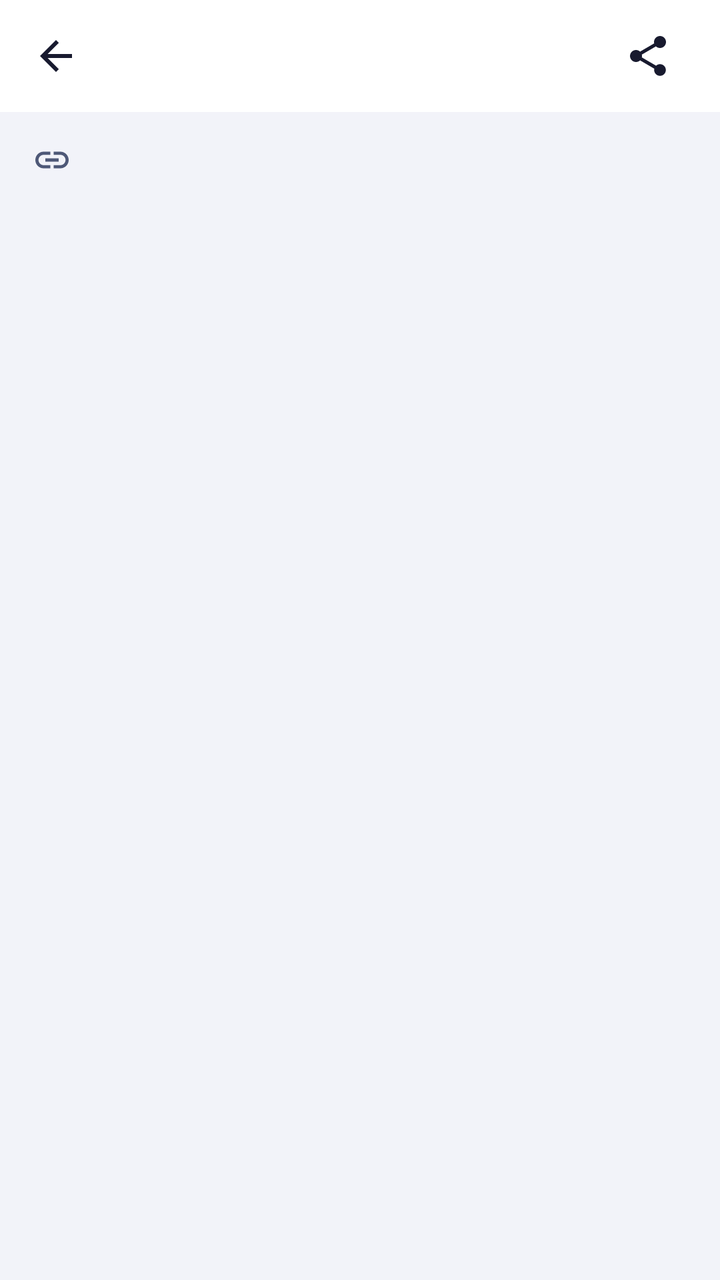
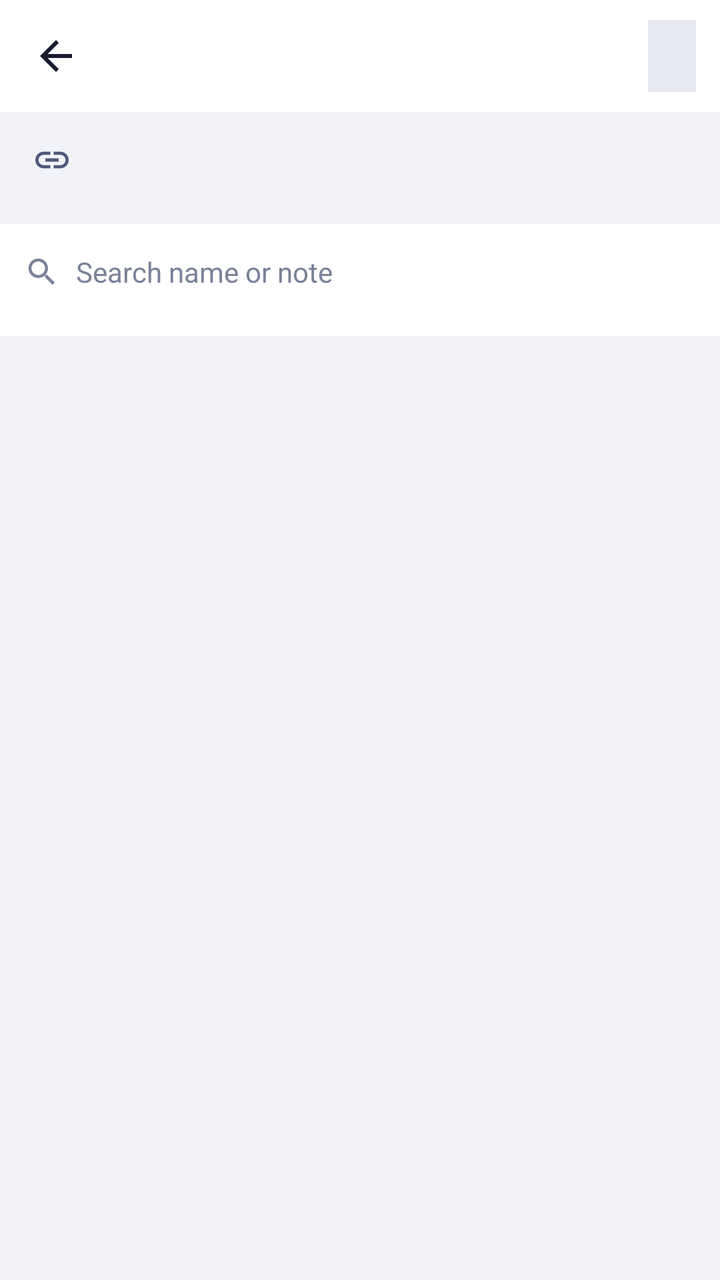

An Android layout rendered at two revisions. The XML below is the earlier revision; the diff shows what the commit changed to produce the second picture.
<!-- AndroidManifest.xml: application theme Theme.UPITracker -->
<!-- res/layout/activity_friend_detail.xml -->
<?xml version="1.0" encoding="utf-8"?>
<LinearLayout xmlns:android="http://schemas.android.com/apk/res/android"
    xmlns:app="http://schemas.android.com/apk/res-auto"
    android:id="@+id/main"
    android:layout_width="match_parent"
    android:layout_height="match_parent"
    android:orientation="vertical"
    android:background="?android:attr/colorBackground">

    
    <LinearLayout
        style="@style/Widget.UPI.TopBar">

        <ImageButton
            android:id="@+id/btnBack"
            style="@style/Widget.UPI.IconButton"
            android:src="@drawable/ic_arrow_back"
            android:contentDescription="@string/cd_back" />

        <TextView
            style="@style/Widget.UPI.TopBarTitle"
            android:id="@+id/tvFriendDetailName" />

        <ImageButton
            android:id="@+id/btnShareParcel"
            style="@style/Widget.UPI.IconButton"
            android:src="@drawable/ic_share"
            android:contentDescription="@string/cd_share_transactions" />

        <TextView
            android:id="@+id/tvFriendDetailBalance"
            android:layout_width="wrap_content"
            android:layout_height="wrap_content"
            android:textSize="16sp"
            android:textStyle="bold"/>
    </LinearLayout>

    
    <LinearLayout
        android:id="@+id/rowLinkStatus"
        android:layout_width="match_parent"
        android:layout_height="wrap_content"
        android:minHeight="@dimen/touch_target_min"
        android:orientation="horizontal"
        android:gravity="center_vertical"
        android:paddingStart="@dimen/page_gutter"
        android:paddingEnd="@dimen/space_s"
        android:background="?attr/selectableItemBackground"
        android:clickable="true"
        android:focusable="true">

        <ImageView
            android:layout_width="20dp"
            android:layout_height="20dp"
            android:layout_marginEnd="@dimen/space_m"
            android:src="@drawable/ic_link"
            app:tint="?attr/colorOnSurfaceVariant"
            android:importantForAccessibility="no" />

        <TextView
            android:id="@+id/tvLinkStatus"
            android:layout_width="0dp"
            android:layout_height="wrap_content"
            android:layout_weight="1"
            android:textAppearance="@style/TextAppearance.UPI.Caption" />

        <com.google.android.material.button.MaterialButton
            android:id="@+id/btnLinkAction"
            style="@style/Widget.UPI.Button.Text"
            android:layout_width="wrap_content"
            android:layout_height="wrap_content" />
    </LinearLayout>

    
    <TextView
        android:id="@+id/tvFriendPersonalBalance"
        android:layout_width="match_parent"
        android:layout_height="wrap_content"
        android:paddingStart="@dimen/page_gutter"
        android:paddingEnd="@dimen/page_gutter"
        android:paddingBottom="@dimen/space_xs"
        android:textAppearance="@style/TextAppearance.UPI.Caption"
        android:visibility="gone" />

    <LinearLayout
        android:id="@+id/friendChapterContainer"
        android:layout_width="match_parent"
        android:layout_height="wrap_content"
        android:orientation="vertical"
        android:paddingStart="@dimen/page_gutter"
        android:paddingEnd="@dimen/page_gutter"
        android:paddingBottom="@dimen/space_s" />

    <androidx.recyclerview.widget.RecyclerView
        android:id="@+id/rvFriendTransactions"
        android:layout_width="match_parent"
        android:layout_height="0dp"
        android:layout_weight="1"
        android:padding="12dp"
        android:clipToPadding="false"/>

    
    <LinearLayout
        android:id="@+id/barExportActions"
        android:layout_width="match_parent"
        android:layout_height="wrap_content"
        android:orientation="vertical"
        android:visibility="gone"
        android:background="?attr/colorSurface"
        android:padding="@dimen/space_l">

        <LinearLayout
            android:layout_width="match_parent"
            android:layout_height="wrap_content"
            android:orientation="horizontal"
            android:gravity="center_vertical"
            android:layout_marginBottom="8dp">

            <TextView
                android:id="@+id/tvSelectionCount"
                android:layout_width="0dp"
                android:layout_height="wrap_content"
                android:layout_weight="1"
                android:textSize="13sp"
                android:textColor="?attr/appTextMuted" />

            <Button
                android:id="@+id/btnSelectAll"
                style="?attr/borderlessButtonStyle"
                android:layout_width="wrap_content"
                android:layout_height="wrap_content"
                android:text="Select all" />
        </LinearLayout>

        <LinearLayout
            android:layout_width="match_parent"
            android:layout_height="wrap_content"
            android:orientation="horizontal">

            
            <Button
                android:id="@+id/btnCopyParcel"
                style="?attr/materialButtonOutlinedStyle"
                android:layout_width="0dp"
                android:layout_height="wrap_content"
                android:layout_weight="1"
                android:layout_marginEnd="8dp"
                android:text="Copy parcel" />

            
            <Button
                android:id="@+id/btnSendParcel"
                android:layout_width="0dp"
                android:layout_height="wrap_content"
                android:layout_weight="1"
                android:text="Send…" />
        </LinearLayout>
    </LinearLayout>
</LinearLayout>
<!-- resources referenced by this layout -->
<resources>
  <dimen name="page_gutter">16dp</dimen>
  <dimen name="space_l">16dp</dimen>
  <dimen name="space_m">12dp</dimen>
  <dimen name="space_s">8dp</dimen>
  <dimen name="space_xs">4dp</dimen>
  <dimen name="touch_target_min">48dp</dimen>
  <!-- drawable ic_share (drawable) -->
  <vector xmlns:android="http://schemas.android.com/apk/res/android"
      android:width="24dp"
      android:height="24dp"
      android:viewportWidth="24"
      android:viewportHeight="24"
      android:tint="?attr/colorOnSurface">
      <path
          android:fillColor="@android:color/white"
          android:pathData="M18,16.08c-0.76,0 -1.44,0.3 -1.96,0.77L8.91,12.7c0.05,-0.23 0.09,-0.46 0.09,-0.7s-0.04,-0.47 -0.09,-0.7l7.05,-4.11c0.54,0.5 1.25,0.81 2.04,0.81 1.66,0 3,-1.34 3,-3s-1.34,-3 -3,-3 -3,1.34 -3,3c0,0.24 0.04,0.47 0.09,0.7L8.04,9.81C7.5,9.31 6.79,9 6,9c-1.66,0 -3,1.34 -3,3s1.34,3 3,3c0.79,0 1.5,-0.31 2.04,-0.81l7.12,4.16c-0.05,0.21 -0.08,0.43 -0.08,0.65 0,1.61 1.31,2.92 2.92,2.92s2.92,-1.31 2.92,-2.92 -1.31,-2.92 -2.92,-2.92z" />
  </vector>
  <string name="cd_back">Back</string>
  <string name="cd_share_transactions">Share transactions</string>
  <dimen name="top_bar_height">56dp</dimen>
  <color name="app_primary">#C1542A</color>
  <color name="app_on_primary">#FFFFFF</color>
  <color name="app_primary_container">#FFE0D0</color>
  <color name="app_on_primary_container">#6E2A0E</color>
  <color name="app_secondary">@color/brand_navy_600</color>
  <color name="app_on_secondary">#FFFFFF</color>
  <color name="app_secondary_container">#DFE3F1</color>
  <color name="app_on_secondary_container">#232C45</color>
  <color name="app_background">#F2F3F9</color>
  <color name="app_on_surface">@color/brand_navy_900</color>
  <color name="app_surface">#FFFFFF</color>
  <color name="app_surface_variant">#E6E9F3</color>
  <color name="app_on_surface_variant">#4E5877</color>
  <color name="app_outline">#C3C8DC</color>
  <color name="app_outline_variant">#DDE1EC</color>
  <color name="app_negative">@color/brand_crimson</color>
  <color name="app_negative_container">#FFE0E3</color>
  <color name="app_on_negative_container">#5E0B18</color>
  <color name="app_on_surface_muted">#7A8299</color>
  <color name="app_positive">#1F7A5C</color>
  <color name="app_warning">#B26A00</color>
  <color name="app_amount_neutral">#7A8299</color>
  <color name="app_positive_container">#CFEEE2</color>
  <color name="app_on_positive_container">#0C3D2C</color>
  <color name="app_speculative">#7A5230</color>
  <color name="app_avatar_me">#C1542A</color>
  <color name="app_on_avatar_me">#FFFFFF</color>
  <color name="app_on_avatar_friend">#FFFFFF</color>
  <color name="app_on_avatar_merchant">#FFFFFF</color>
  <color name="app_chart_grid">#E7EAF3</color>
  <color name="app_chart_zero_line">#C3C8DC</color>
  <color name="app_chart_axis_label">#7A8299</color>
  <color name="app_chart_track">#EDEFF6</color>
  <color name="app_chart_neutral">#B6BCCE</color>
  <color name="brand_navy_600">#37415C</color>
  <color name="brand_navy_900">#181A2F</color>
  <color name="brand_crimson">#B4182D</color>
  <color name="brand_maroon">#54162B</color>
  <dimen name="radius_md">12dp</dimen>
  <dimen name="radius_lg">16dp</dimen>
  <dimen name="stroke_hairline">1dp</dimen>
  <dimen name="pill_height">36dp</dimen>
  <dimen name="radius_pill">999dp</dimen>
  <color name="app_surface_elevated">#FFFFFF</color>
  <!-- unchanged entries left out for length: 17 -->
</resources>

<!-- the commit's change to res/layout/activity_friend_detail.xml (unified diff, before → after) -->
@@ -21,18 +21,26 @@
             style="@style/Widget.UPI.TopBarTitle"
             android:id="@+id/tvFriendDetailName" />
 
-        <ImageButton
-            android:id="@+id/btnShareParcel"
-            style="@style/Widget.UPI.IconButton"
-            android:src="@drawable/ic_share"
-            android:contentDescription="@string/cd_share_transactions" />
-
         <TextView
             android:id="@+id/tvFriendDetailBalance"
             android:layout_width="wrap_content"
             android:layout_height="wrap_content"
+            android:layout_marginEnd="@dimen/space_s"
             android:textSize="16sp"
             android:textStyle="bold"/>
+
+        
+        <TextView
+            android:id="@+id/btnPickMonth"
+            android:layout_width="wrap_content"
+            android:layout_height="36dp"
+            android:background="?attr/colorSurfaceVariant"
+            android:gravity="center"
+            android:paddingStart="12dp"
+            android:paddingEnd="12dp"
+            android:textColor="?attr/colorOnSurface"
+            android:textSize="13sp"
+            android:textStyle="bold" />
     </LinearLayout>
 
     
@@ -91,6 +99,8 @@
         android:paddingEnd="@dimen/page_gutter"
         android:paddingBottom="@dimen/space_s" />
 
+    <include layout="@layout/view_search_row" />
+
     <androidx.recyclerview.widget.RecyclerView
         android:id="@+id/rvFriendTransactions"
         android:layout_width="match_parent"
@@ -99,61 +109,136 @@
         android:padding="12dp"
         android:clipToPadding="false"/>
 
-    
-    <LinearLayout
-        android:id="@+id/barExportActions"
-        android:layout_width="match_parent"
-        android:layout_height="wrap_content"
-        android:orientation="vertical"
+    <include layout="@layout/view_selection_bar" />
+</LinearLayout>
+<!-- res/layout/view_search_row.xml (included above) -->
+<?xml version="1.0" encoding="utf-8"?>
+<LinearLayout xmlns:android="http://schemas.android.com/apk/res/android"
+    xmlns:app="http://schemas.android.com/apk/res-auto"
+    android:layout_width="match_parent"
+    android:layout_height="wrap_content"
+    android:background="?attr/colorSurface"
+    android:gravity="center_vertical"
+    android:orientation="horizontal"
+    android:paddingStart="@dimen/space_m"
+    android:paddingEnd="@dimen/space_m"
+    android:paddingBottom="@dimen/space_s">
+
+    <ImageView
+        android:layout_width="18dp"
+        android:layout_height="18dp"
+        android:layout_marginEnd="@dimen/space_s"
+        android:importantForAccessibility="no"
+        android:src="@drawable/ic_search"
+        app:tint="?attr/appTextMuted" />
+
+    <EditText
+        android:id="@+id/etTxSearch"
+        android:layout_width="0dp"
+        android:layout_height="wrap_content"
+        android:layout_weight="1"
+        android:background="@null"
+        android:hint="@string/hint_search_transactions"
+        android:imeOptions="actionSearch"
+        android:inputType="text"
+        android:maxLines="1"
+        android:minHeight="@dimen/touch_target_min"
+        android:textColor="?attr/colorOnSurface"
+        android:textColorHint="?attr/appTextMuted"
+        android:textSize="14sp" />
+
+    
+    <ImageButton
+        android:id="@+id/btnClearSearch"
+        style="@style/Widget.UPI.IconButton"
+        android:layout_width="36dp"
+        android:layout_height="36dp"
+        android:padding="@dimen/space_s"
+        android:contentDescription="@string/cd_clear_search"
+        android:src="@drawable/ic_close"
         android:visibility="gone"
-        android:background="?attr/colorSurface"
-        android:padding="@dimen/space_l">
-
-        <LinearLayout
-            android:layout_width="match_parent"
-            android:layout_height="wrap_content"
-            android:orientation="horizontal"
-            android:gravity="center_vertical"
-            android:layout_marginBottom="8dp">
-
-            <TextView
-                android:id="@+id/tvSelectionCount"
-                android:layout_width="0dp"
-                android:layout_height="wrap_content"
-                android:layout_weight="1"
-                android:textSize="13sp"
-                android:textColor="?attr/appTextMuted" />
-
-            <Button
-                android:id="@+id/btnSelectAll"
-                style="?attr/borderlessButtonStyle"
-                android:layout_width="wrap_content"
-                android:layout_height="wrap_content"
-                android:text="Select all" />
-        </LinearLayout>
-
-        <LinearLayout
-            android:layout_width="match_parent"
-            android:layout_height="wrap_content"
-            android:orientation="horizontal">
-
-            
-            <Button
-                android:id="@+id/btnCopyParcel"
-                style="?attr/materialButtonOutlinedStyle"
-                android:layout_width="0dp"
-                android:layout_height="wrap_content"
-                android:layout_weight="1"
-                android:layout_marginEnd="8dp"
-                android:text="Copy parcel" />
-
-            
-            <Button
-                android:id="@+id/btnSendParcel"
-                android:layout_width="0dp"
-                android:layout_height="wrap_content"
-                android:layout_weight="1"
-                android:text="Send…" />
-        </LinearLayout>
-    </LinearLayout>
+        app:tint="?attr/appTextMuted" />
+
+    <TextView
+        android:id="@+id/tvFilterHint"
+        android:layout_width="wrap_content"
+        android:layout_height="wrap_content"
+        android:layout_marginStart="@dimen/space_s"
+        android:textAppearance="@style/TextAppearance.UPI.Label" />
 </LinearLayout>
+<!-- res/layout/view_selection_bar.xml (included above) -->
+<?xml version="1.0" encoding="utf-8"?>
+<LinearLayout xmlns:android="http://schemas.android.com/apk/res/android"
+    android:id="@+id/barSelectionActions"
+    android:layout_width="match_parent"
+    android:layout_height="wrap_content"
+    android:background="?attr/colorSurface"
+    android:orientation="vertical"
+    android:padding="@dimen/space_l"
+    android:visibility="gone">
+
+    <LinearLayout
+        android:layout_width="match_parent"
+        android:layout_height="wrap_content"
+        android:layout_marginBottom="@dimen/space_s"
+        android:gravity="center_vertical"
+        android:orientation="horizontal">
+
+        <TextView
+            android:id="@+id/tvSelectionCount"
+            android:layout_width="0dp"
+            android:layout_height="wrap_content"
+            android:layout_weight="1"
+            android:textAppearance="@style/TextAppearance.UPI.Caption" />
+
+        <Button
+            android:id="@+id/btnSelectAllRows"
+            style="?attr/borderlessButtonStyle"
+            android:layout_width="wrap_content"
+            android:layout_height="wrap_content"
+            android:text="Select all" />
+    </LinearLayout>
+
+    <LinearLayout
+        android:layout_width="match_parent"
+        android:layout_height="wrap_content"
+        android:orientation="horizontal">
+
+        
+        <Button
+            android:id="@+id/btnSelectionSecondary"
+            style="?attr/materialButtonOutlinedStyle"
+            android:layout_width="0dp"
+            android:layout_height="wrap_content"
+            android:layout_marginEnd="@dimen/space_s"
+            android:layout_weight="1"
+            android:ellipsize="end"
+            android:maxLines="1"
+            android:paddingStart="@dimen/space_s"
+            android:paddingEnd="@dimen/space_s" />
+
+        
+        <Button
+            android:id="@+id/btnSelectionTertiary"
+            style="?attr/materialButtonOutlinedStyle"
+            android:layout_width="0dp"
+            android:layout_height="wrap_content"
+            android:layout_marginEnd="@dimen/space_s"
+            android:layout_weight="1"
+            android:ellipsize="end"
+            android:maxLines="1"
+            android:paddingStart="@dimen/space_s"
+            android:paddingEnd="@dimen/space_s"
+            android:visibility="gone" />
+
+        <Button
+            android:id="@+id/btnSelectionPrimary"
+            android:layout_width="0dp"
+            android:layout_height="wrap_content"
+            android:layout_weight="1"
+            android:ellipsize="end"
+            android:maxLines="1"
+            android:paddingStart="@dimen/space_s"
+            android:paddingEnd="@dimen/space_s" />
+    </LinearLayout>
+</LinearLayout>
<!-- resource entries referenced after the edit -->
@@ -6,7 +6,7 @@
   <dimen name="space_s">8dp</dimen>
   <dimen name="space_xs">4dp</dimen>
   <dimen name="touch_target_min">48dp</dimen>
-  <!-- drawable ic_share (drawable) -->
+  <!-- drawable ic_close (drawable) -->
   <vector xmlns:android="http://schemas.android.com/apk/res/android"
       android:width="24dp"
       android:height="24dp"
@@ -15,10 +15,26 @@
       android:tint="?attr/colorOnSurface">
       <path
           android:fillColor="@android:color/white"
-          android:pathData="M18,16.08c-0.76,0 -1.44,0.3 -1.96,0.77L8.91,12.7c0.05,-0.23 0.09,-0.46 0.09,-0.7s-0.04,-0.47 -0.09,-0.7l7.05,-4.11c0.54,0.5 1.25,0.81 2.04,0.81 1.66,0 3,-1.34 3,-3s-1.34,-3 -3,-3 -3,1.34 -3,3c0,0.24 0.04,0.47 0.09,0.7L8.04,9.81C7.5,9.31 6.79,9 6,9c-1.66,0 -3,1.34 -3,3s1.34,3 3,3c0.79,0 1.5,-0.31 2.04,-0.81l7.12,4.16c-0.05,0.21 -0.08,0.43 -0.08,0.65 0,1.61 1.31,2.92 2.92,2.92s2.92,-1.31 2.92,-2.92 -1.31,-2.92 -2.92,-2.92z" />
+          android:pathData="M19,6.41L17.59,5 12,10.59 6.41,5 5,6.41 10.59,12 5,17.59 6.41,19 12,13.41 17.59,19 19,17.59 13.41,12 19,6.41z" />
+  </vector>
+  <!-- drawable ic_search (drawable) -->
+  <vector xmlns:android="http://schemas.android.com/apk/res/android"
+      android:width="24dp"
+      android:height="24dp"
+      android:viewportWidth="24"
+      android:viewportHeight="24"
+      android:tint="?attr/colorControlNormal">
+      <path
+          android:fillColor="@android:color/white"
+          android:pathData="M15.5,14h-0.79l-0.28,-0.27C15.41,12.59 16,11.11 16,9.5 16,5.91 13.09,3 9.5,3S3,5.91 3,9.5 5.91,16 9.5,16c1.61,0 3.09,-0.59 4.23,-1.57l0.27,0.28v0.79l5,4.99L20.49,19l-4.99,-5zM9.5,14C7.01,14 5,11.99 5,9.5S7.01,5 9.5,5 14,7.01 14,9.5 11.99,14 9.5,14z" />
   </vector>
   <string name="cd_back">Back</string>
-  <string name="cd_share_transactions">Share transactions</string>
+  <string name="cd_clear_search">Clear search</string>
+  <string name="hint_search_transactions">Search name or note</string>
+  <style name="TextAppearance.UPI.Label" parent="TextAppearance.Material3.LabelSmall">
+          <item name="android:textSize">11sp</item>
+          <item name="android:textColor">?attr/appTextMuted</item>
+      </style>
   <dimen name="top_bar_height">56dp</dimen>
   <color name="app_primary">#C1542A</color>
   <color name="app_on_primary">#FFFFFF</color>
